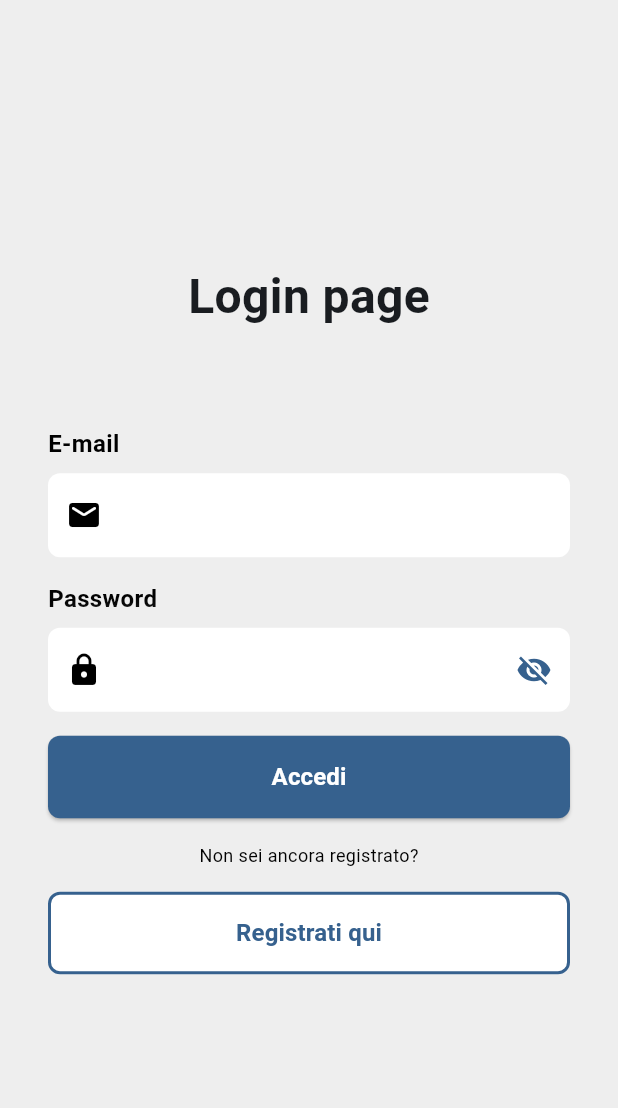
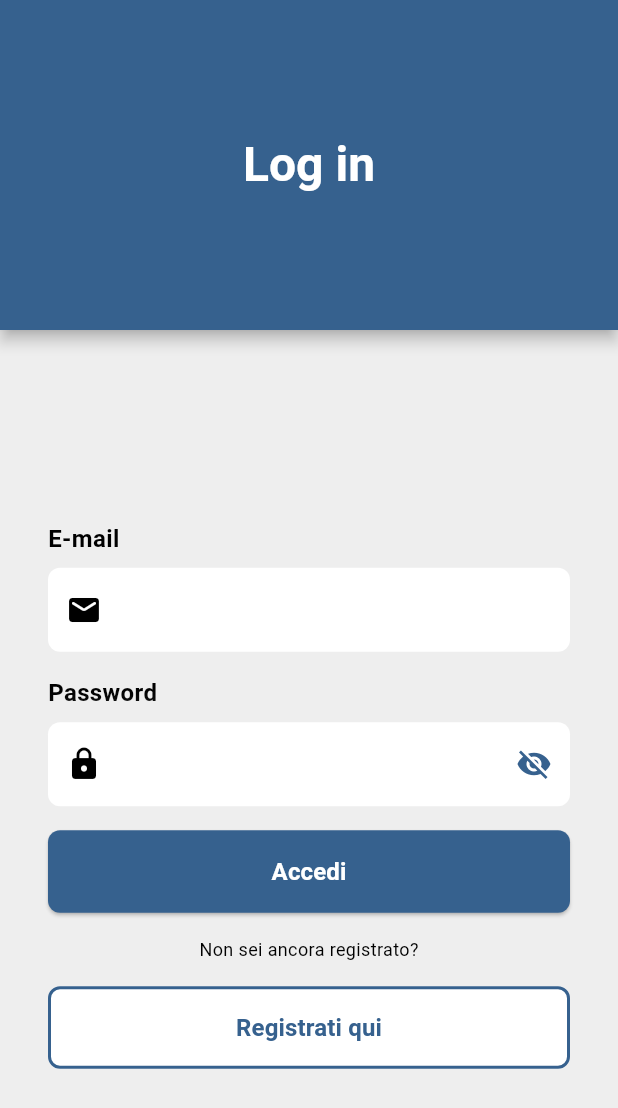
Before and after one commit to rberto4/Tesi-FitnessApp-flutter, a Flutter app: the screen it shows after launch, on a phone screen of 412 x 824 dp. Shown: the top 1108 px of the screen. Run offline on Flutter 3.47's test engine with Material 3 defaults, Android fonts, the phone set to English and light mode, and no system bars; our stand-ins replace firebase_auth, firebase_core, firebase_database; accounts and stored records are empty.

Commit message:
autenticazione funziona + prima implementazione home

```diff
--- a/fitnessapp_alpha/lib/autenticazione/login.dart
+++ b/fitnessapp_alpha/lib/autenticazione/login.dart
@@ -1,10 +1,12 @@
 import 'dart:ui';
 
+import 'package:app_fitness_test_2/autenticazione/metodi_autenticazione.dart';
 import 'package:flutter/material.dart';
 import 'package:firebase_core/firebase_core.dart';
 import 'package:firebase_database/firebase_database.dart';
 import 'package:app_fitness_test_2/firebase_options.dart';
-
+import 'package:firebase_auth/firebase_auth.dart';
+import 'package:app_fitness_test_2/Cliente/HomeCliente.dart';
 import 'registrazione.dart';
 
 class LoginPage extends StatefulWidget {
@@ -16,10 +18,26 @@ class LoginPage extends StatefulWidget {
 
 class _LoginPageState extends State<LoginPage> {
   bool passwordVisible = true;
+  TextEditingController mailcontroller = TextEditingController();
+  TextEditingController passwordcontroller = TextEditingController();
+
   final _formKey = GlobalKey<FormState>();
   @override
   Widget build(BuildContext context) {
     return Scaffold(
+        appBar: AppBar(
+          elevation: 4,
+          shadowColor: Colors.black,
+          // shape: const RoundedRectangleBorder(borderRadius: BorderRadiusDirectional.only(bottomEnd: Radius.circular(16),bottomStart: Radius.circular(16))),
+          toolbarHeight: 220,
+          centerTitle: true,
+          backgroundColor: Theme.of(context).primaryColor,
+          title: const Text(
+            "Log in",
+            style: TextStyle(
+                fontSize: 32, fontWeight: FontWeight.bold, color: Colors.white),
+          ),
+        ),
         backgroundColor: Colors.grey.shade200,
         body: Center(
           child: SingleChildScrollView(
@@ -30,15 +48,6 @@ class _LoginPageState extends State<LoginPage> {
                 child: Column(
                   mainAxisAlignment: MainAxisAlignment.center,
                   children: [
-                    const Text(
-                      "Login page",
-                      style:
-                          TextStyle(fontSize: 32, fontWeight: FontWeight.bold),
-                    ),
-                    Container(
-                      height: 48,
-                    ),
-                    // mail text input
                     const SizedBox(
                       width: double.infinity,
                       child: Padding(
@@ -62,12 +71,14 @@ class _LoginPageState extends State<LoginPage> {
                         ),
                       ]),
                       child: TextFormField(
+                          controller: mailcontroller,
                           validator: (value) {
                             if (value == null || value.isEmpty) {
                               return 'Devi inserire una e-mail';
                             }
                             return null;
                           },
+                          keyboardType: TextInputType.emailAddress,
                           decoration: InputDecoration(
                             focusedBorder: OutlineInputBorder(
                               borderSide: BorderSide(
@@ -102,7 +113,6 @@ class _LoginPageState extends State<LoginPage> {
                             ),
                           )),
                     ),
-
                     const SizedBox(
                       width: double.infinity,
                       child: Padding(
@@ -126,6 +136,7 @@ class _LoginPageState extends State<LoginPage> {
                         ),
                       ]),
                       child: TextFormField(
+                        controller: passwordcontroller,
                         validator: (value) {
                           if (value == null || value.isEmpty) {
                             return 'Devi inserire una password';
@@ -181,22 +192,31 @@ class _LoginPageState extends State<LoginPage> {
                         ),
                       ),
                     ),
-
                     Container(
                       height: 16,
                     ),
-
                     Container(
                       width: double.infinity,
                       child: ElevatedButton(
                           onPressed: () {
                             if (_formKey.currentState!.validate()) {
-                              // If the form is valid, display a snackbar. In the real world,
-                              // you'd often call a server or save the information in a database.
-                              ScaffoldMessenger.of(context).showSnackBar(
-                                const SnackBar(
-                                    content: Text('Login in corso, attendi')),
-                              );
+                              AuthenticationHelper()
+                                  .signIn(
+                                      email: mailcontroller.text,
+                                      password: passwordcontroller.text)
+                                  .then((result) {
+                                if (result == null) {
+                                  Navigator.pushReplacement(
+                                      context,
+                                      MaterialPageRoute(
+                                          builder: (context) =>
+                                              MainPageCliente()));
+                                } else {
+                                  ScaffoldMessenger.of(context).showSnackBar(
+                                    SnackBar(content: Text(result)),
+                                  );
+                                }
+                              });
                             }
                           },
                           style: ButtonStyle(
@@ -227,7 +247,6 @@ class _LoginPageState extends State<LoginPage> {
                             fontSize: 12),
                       ),
                     ),
-
                     Container(
                       width: double.infinity,
                       child: OutlinedButton(
--- a/fitnessapp_alpha/pubspec.yaml
+++ b/fitnessapp_alpha/pubspec.yaml
@@ -37,6 +37,7 @@ dependencies:
   cupertino_icons: ^1.0.6
   firebase_core: ^2.26.0
   firebase_database: ^10.4.8
+  firebase_auth: ^4.17.8
 
 dev_dependencies:
   flutter_test:
```
Also changed, not shown: fitnessapp_alpha/lib/Cliente/HomeCliente.dart (added, +83 -0 lines), fitnessapp_alpha/lib/autenticazione/metodi_autenticazione.dart (added, +39 -0 lines), fitnessapp_alpha/lib/autenticazione/registrazione.dart (+43 -6 lines), fitnessapp_alpha/lib/Coach/HomeCoach.dart (renamed from fitnessapp_alpha/lib/HomeCoach.dart), 3 other files.
